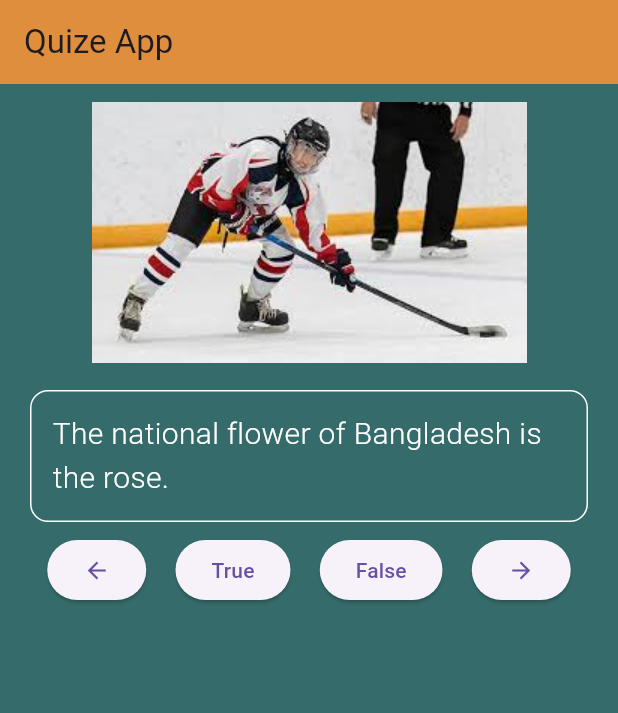
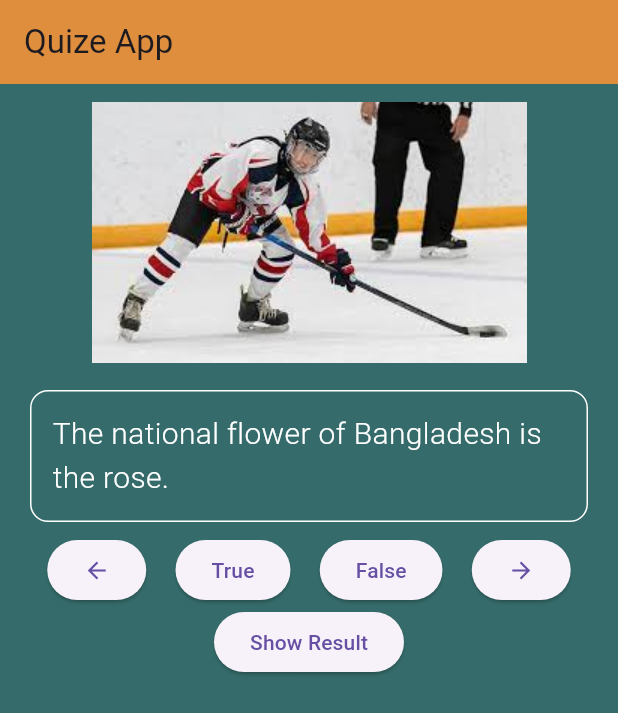
Before and after one commit to Foysalrabby/flutterpricerange, a Flutter app: the screen it shows after launch, after a tap on "True", on a phone screen of 412 x 824 dp. Shown: the top 713 px of the screen. Run offline on Flutter 3.47's test engine with Material 3 defaults, Android fonts, the phone set to English and light mode, and no system bars; missing offline and left inert: dart:ffi.

Commit message:
succefully show result

```diff
--- a/lib/quize.dart
+++ b/lib/quize.dart
@@ -13,6 +13,7 @@ class Quizeapp extends StatefulWidget{
 }
 class Extendedquize extends State<Quizeapp>{
    int currentindex=0;
+   int count=0;
   List quizebank=[
     questiones.name("The capital of Bangladesh is Dhaka",true),
     questiones.name("The national flower of Bangladesh is the rose.",false),
@@ -73,6 +74,8 @@ class Extendedquize extends State<Quizeapp>{
 
                 ],
               ),
+              ElevatedButton(onPressed: () =>showresult(),
+                  child: Text("Show Result")),
               Spacer(), //to remove space in top
             ],
           ),
@@ -85,6 +88,7 @@ class Extendedquize extends State<Quizeapp>{
   checkanser(bool userchoice) {
   setState(() {
     if( userchoice == quizebank[currentindex].iscorrect){
+      count ++;
      final scankbar= SnackBar(
        backgroundColor: Colors.green,
          duration: Duration(microseconds: 2000),
@@ -94,7 +98,7 @@ class Extendedquize extends State<Quizeapp>{
      updataquestion();
     }
     else{
-
+      count --;
       final scankbar= SnackBar(
         backgroundColor: Colors.redAccent,
         duration: Duration(microseconds: 2000),
@@ -125,4 +129,15 @@ class Extendedquize extends State<Quizeapp>{
     });
   }
 
+  showresult() {
+    setState(() {
+      final scankbar= SnackBar(
+          backgroundColor: Colors.green,
+          duration: Duration(microseconds: 2000),
+          content: Text("${count}")
+      );
+      ScaffoldMessenger.of(context).showSnackBar(scankbar);
+    });
+  }
+
 }
```
